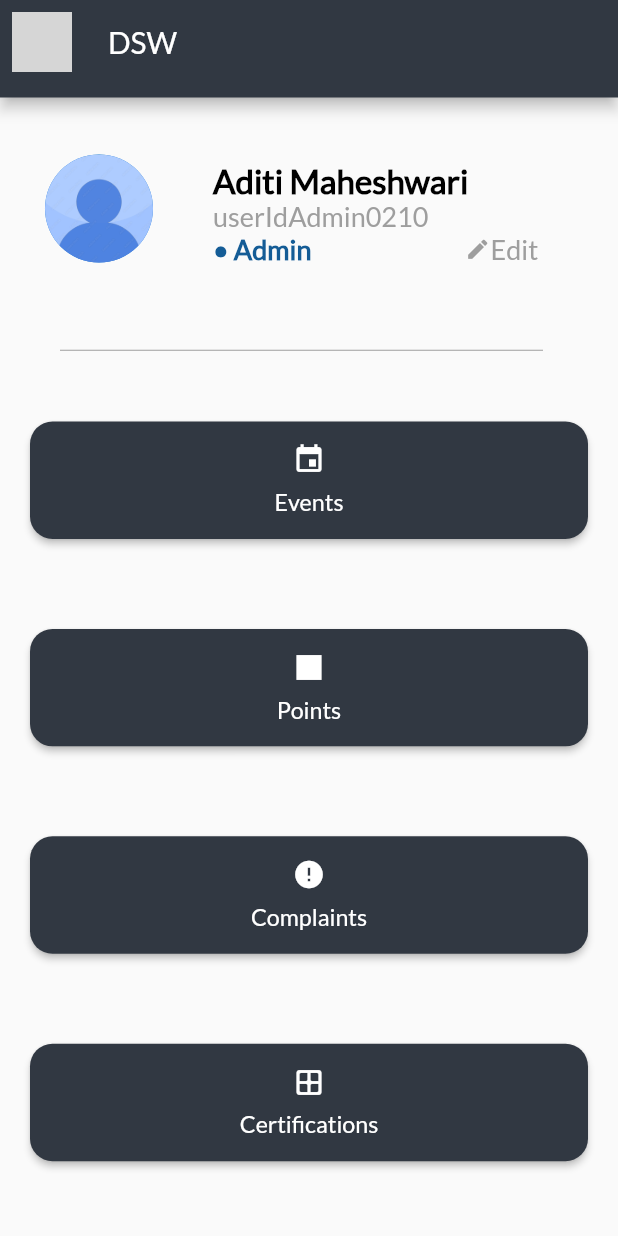
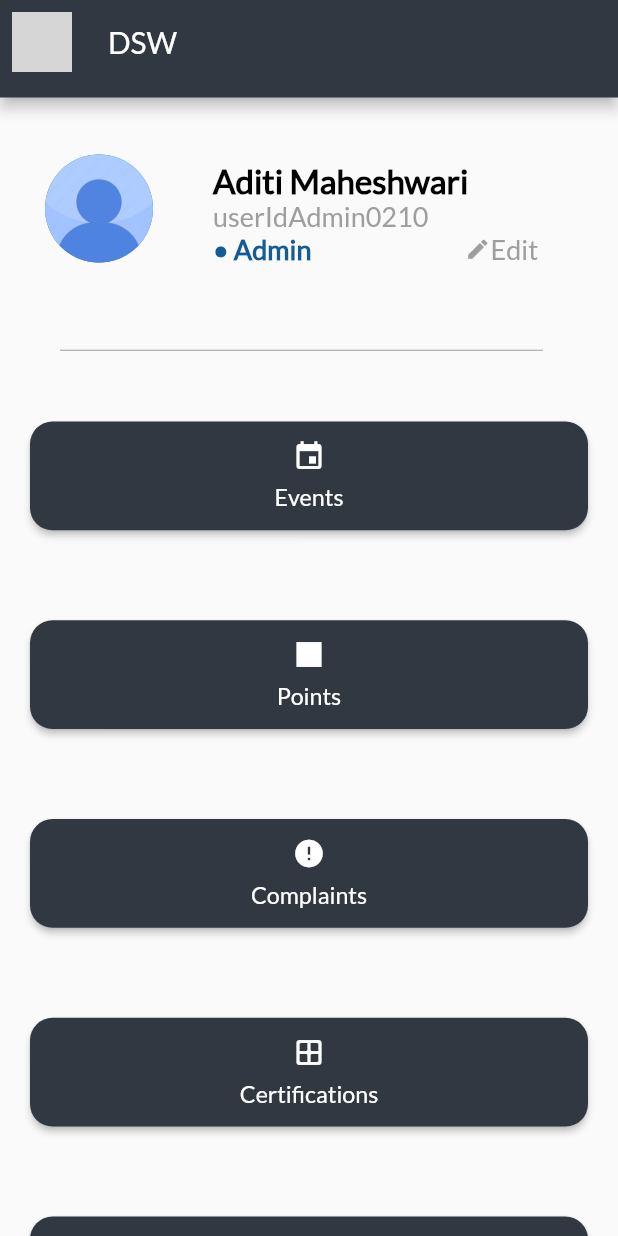
Before and after one commit to MNIT-DSW-APP/DSW-FRONTEND, a Flutter app: the AdminScreen screen opened by its route, on a phone screen of 412 x 824 dp. Run offline on Flutter 3.47's test engine with Material 2 defaults, Android fonts, the phone set to English and light mode, and no system bars; our stand-ins replace carousel_slider, file_picker, flutter_lorem, font_awesome_flutter, percent_indicator, youtube_player_flutter; missing offline and left inert: rotated_corner_decoration; grey boxes are pictures that could not be loaded.

```diff
--- a/lib/widgets/custom_black_button.dart
+++ b/lib/widgets/custom_black_button.dart
@@ -16,9 +16,10 @@ class CustomBlackButton extends StatelessWidget {
 
   @override
   Widget build(BuildContext context) {
+    final currScaleFactor = MediaQuery.of(context).textScaleFactor;
     Size sz = MediaQuery.of(context).size;
     return Container(
-      height: sz.height*0.095,
+      height: sz.height*0.088,
       width: sz.width*0.9,
       margin: const EdgeInsets.symmetric(
         horizontal: 20,
@@ -47,7 +48,7 @@ class CustomBlackButton extends StatelessWidget {
               color: Colors.white,
             ),
             SizedBox(
-              height: sz.height*0.01,
+              height: sz.height*0.009,
             ),
             Text(
               title,
--- a/lib/widgets/magazine_Crescendo.dart
+++ b/lib/widgets/magazine_Crescendo.dart
@@ -34,7 +34,7 @@ class MagzineCardCrescendo extends StatelessWidget {
               ),
             ),
             Positioned(
-              top: 270,
+              top: 280,
               left: 10,
               right:10,
               child: Text(
@@ -48,7 +48,7 @@ class MagzineCardCrescendo extends StatelessWidget {
             ),
 
             Positioned(
-              top: 300,
+              top: 310,
               left: 10,
               child: ElevatedButton(
                 style: ElevatedButton.styleFrom(
```
Also changed, not shown: lib/widgets/magazine_intro.dart (+3 -15 lines), lib/widgets/magazine_scroll.dart (+4 -3 lines), 25 other files.
